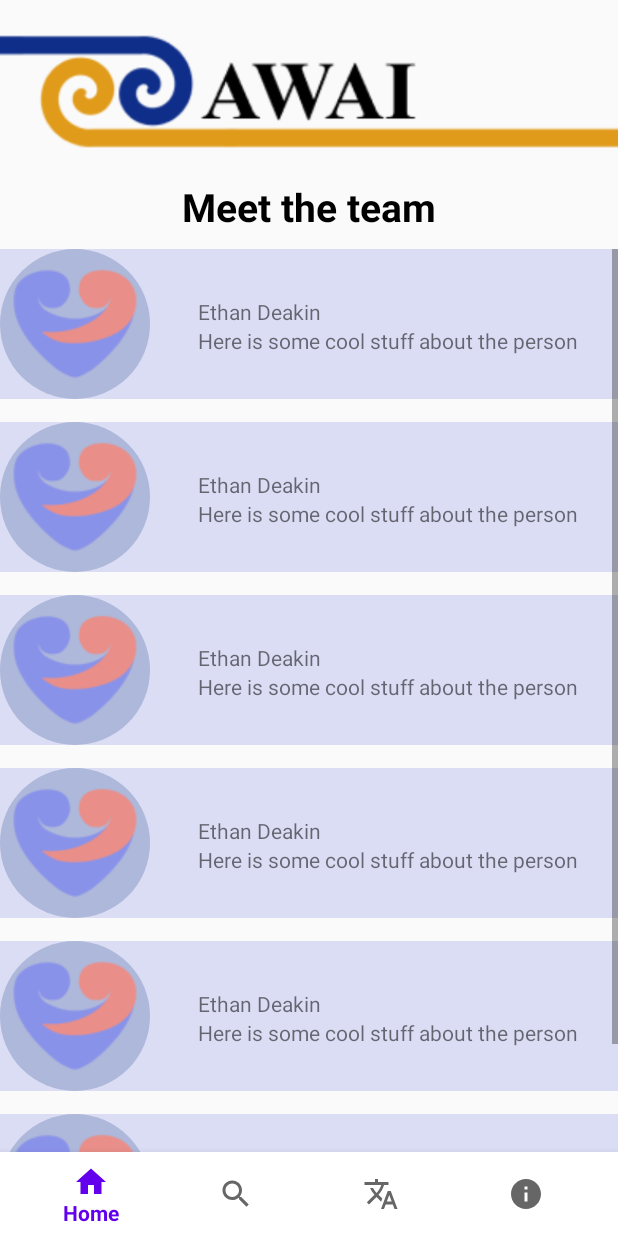
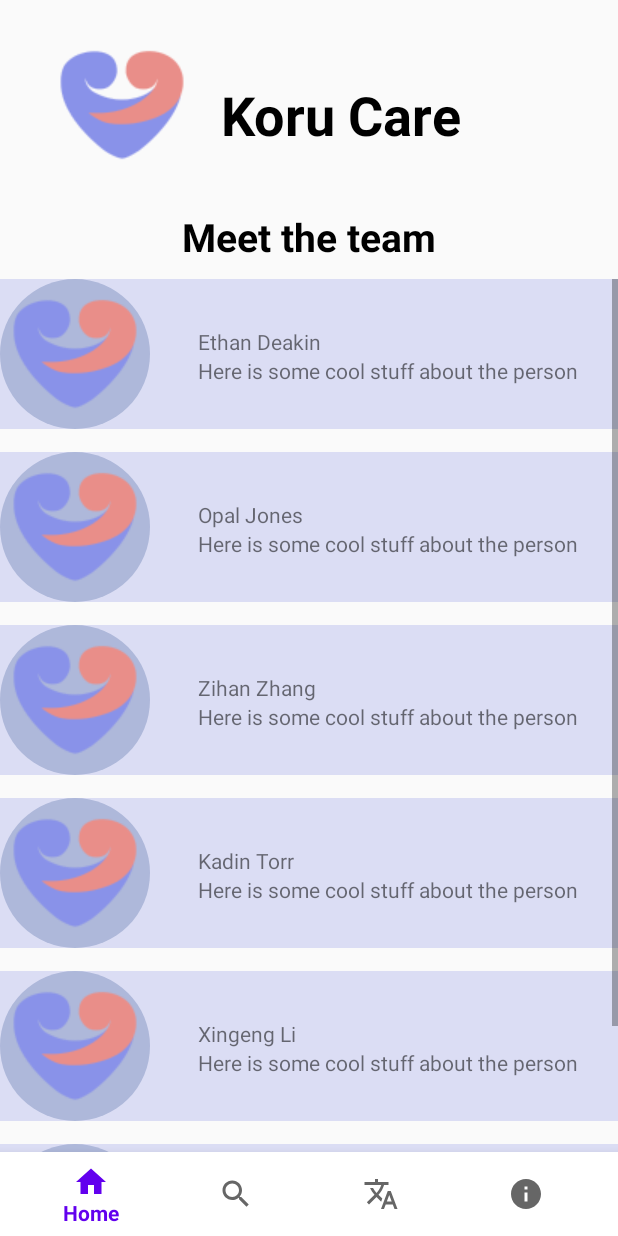
Before and after one commit to Bald-M/KoruCare, an Android app: the InfoFragment screen opened through its navigation route, on a phone screen of 412 x 824 dp. Run offline under Robolectric (Android 15) with nearby library versions, the phone set to English and light mode, and no system bars.

Commit message:
final submission

```diff
--- a/app/src/main/java/com/example/korucare/HomeFragment.kt
+++ b/app/src/main/java/com/example/korucare/HomeFragment.kt
@@ -12,7 +12,8 @@ class HomeFragment : Fragment(R.layout.fragment_home) {
 
         val infoBtn = view.findViewById<Button>(R.id.infoBtn)
         val processOfEscorting = view.findViewById<Button>(R.id.processOfEscortBtn)
-
+        val legalRightBtn = view.findViewById<Button>(R.id.legalRightsBtn)
+        val quizBtn = view.findViewById<Button>(R.id.quizBtn)
 
         infoBtn.setOnClickListener{
             findNavController().navigate(R.id.action_homeFragment_to_informationFragment)
@@ -21,5 +22,14 @@ class HomeFragment : Fragment(R.layout.fragment_home) {
         processOfEscorting.setOnClickListener{
             findNavController().navigate(R.id.action_homeFragment_to_escortingFragment)
         }
+
+        legalRightBtn.setOnClickListener{
+            findNavController().navigate(R.id.action_homeFragment_to_legalRightFragment)
+        }
+
+        quizBtn.setOnClickListener{
+            findNavController().navigate(R.id.action_homeFragment_to_quizFragment)
+        }
+
     }
 }
--- a/app/src/main/res/layout/activity_main.xml
+++ b/app/src/main/res/layout/activity_main.xml
@@ -13,7 +13,7 @@
         android:layout_width="match_parent"
         android:layout_height="120dp"
         android:src="@drawable/awai_logo"
-        android:visibility="visible" />
+        android:visibility="gone" />
 
     <androidx.constraintlayout.widget.ConstraintLayout
         android:id="@+id/korucareLogo"
--- a/app/src/main/res/layout/fragment_info.xml
+++ b/app/src/main/res/layout/fragment_info.xml
@@ -85,14 +85,13 @@
                     android:layout_height="wrap_content"
                     android:layout_marginStart="32dp"
                     android:layout_marginTop="32dp"
-                    android:text="Ethan Deakin"
+                    android:text="Opal Jones"
                     app:layout_constraintStart_toEndOf="@+id/imageView2"
                     app:layout_constraintTop_toTopOf="parent" />
 
                 <TextView
                     android:layout_width="wrap_content"
                     android:layout_height="wrap_content"
-
                     android:text="Here is some cool stuff about the person"
                     app:layout_constraintStart_toStartOf="@+id/textView2"
                     app:layout_constraintTop_toBottomOf="@+id/textView2" />
@@ -118,7 +117,7 @@
                     android:layout_height="wrap_content"
                     android:layout_marginStart="32dp"
                     android:layout_marginTop="32dp"
-                    android:text="Ethan Deakin"
+                    android:text="Zihan Zhang"
                     app:layout_constraintStart_toEndOf="@+id/imageView3"
                     app:layout_constraintTop_toTopOf="parent" />
 
@@ -150,7 +149,7 @@
                     android:layout_height="wrap_content"
                     android:layout_marginStart="32dp"
                     android:layout_marginTop="32dp"
-                    android:text="Ethan Deakin"
+                    android:text="Kadin Torr"
                     app:layout_constraintStart_toEndOf="@+id/imageView4"
                     app:layout_constraintTop_toTopOf="parent" />
 
@@ -182,7 +181,7 @@
                     android:layout_height="wrap_content"
                     android:layout_marginStart="32dp"
                     android:layout_marginTop="32dp"
-                    android:text="Ethan Deakin"
+                    android:text="Xingeng Li"
                     app:layout_constraintStart_toEndOf="@+id/imageView5"
                     app:layout_constraintTop_toTopOf="parent" />
 
@@ -215,7 +214,7 @@
                     android:layout_height="wrap_content"
                     android:layout_marginStart="32dp"
                     android:layout_marginTop="32dp"
-                    android:text="Ethan Deakin"
+                    android:text="Kyle Walker"
                     app:layout_constraintStart_toEndOf="@+id/imageView6"
                     app:layout_constraintTop_toTopOf="parent" />
 
@@ -247,7 +246,7 @@
                     android:layout_height="wrap_content"
                     android:layout_marginStart="32dp"
                     android:layout_marginTop="32dp"
-                    android:text="Ethan Deakin"
+                    android:text="Kailun Huang"
                     app:layout_constraintStart_toEndOf="@+id/imageView7"
                     app:layout_constraintTop_toTopOf="parent" />
 
--- a/app/src/main/res/navigation/nav_graph.xml
+++ b/app/src/main/res/navigation/nav_graph.xml
@@ -23,6 +23,12 @@
         <action
             android:id="@+id/action_homeFragment_to_escortingFragment"
             app:destination="@id/escortingFragment" />
+        <action
+            android:id="@+id/action_homeFragment_to_legalRightFragment"
+            app:destination="@id/legalRightFragment" />
+        <action
+            android:id="@+id/action_homeFragment_to_quizFragment"
+            app:destination="@id/quizFragment" />
     </fragment>
     <fragment
         android:id="@+id/searchFragment"
@@ -48,4 +54,16 @@
         android:label="EscortingFragment"
         tools:layout="@layout/fragment_escorting"
         />
+    <fragment
+        android:id="@+id/legalRightFragment"
+        android:name="com.example.korucare.LegalRightFragment"
+        android:label="LegalRightFragment"
+        tools:layout="@layout/fragment_legal_right"
+        />
+    <fragment
+        android:id="@+id/quizFragment"
+        android:name="com.example.korucare.QuizFragment"
+        android:label="QuizFragment"
+        tools:layout="@layout/fragment_quiz"
+        />
 </navigation>
--- a/app/src/main/res/values-night/themes.xml
+++ /dev/null
@@ -1,16 +0,0 @@
-<resources xmlns:tools="http://schemas.android.com/tools">
-    <!-- Base application theme. -->
-    <style name="Theme.KoruCare" parent="Theme.AppCompat.Light.NoActionBar">
-        <!-- Primary brand color. -->
-        <item name="colorPrimary">@color/purple_200</item>
-        <item name="colorPrimaryVariant">@color/purple_700</item>
-        <item name="colorOnPrimary">@color/black</item>
-        <!-- Secondary brand color. -->
-        <item name="colorSecondary">@color/teal_200</item>
-        <item name="colorSecondaryVariant">@color/teal_200</item>
-        <item name="colorOnSecondary">@color/black</item>
-        <!-- Status bar color. -->
-        <item name="android:statusBarColor">?attr/colorPrimaryVariant</item>
-        <!-- Customize your theme here. -->
-    </style>
-</resources>
```
Also changed, not shown: app/src/main/java/com/example/korucare/LegalRightFragment.kt (added, +11 -0 lines), app/src/main/java/com/example/korucare/MainActivity.kt (+44 -5 lines), app/src/main/java/com/example/korucare/QuizFragment.kt (added, +12 -0 lines), app/src/main/res/layout/fragment_home.xml (+4 -5 lines), app/src/main/res/layout/fragment_legal_right.xml (added, +104 -0 lines), app/src/main/res/layout/fragment_quiz.xml (added, +49 -0 lines), app/src/main/res/values/strings.xml (+8 -0 lines), 1 other file.
